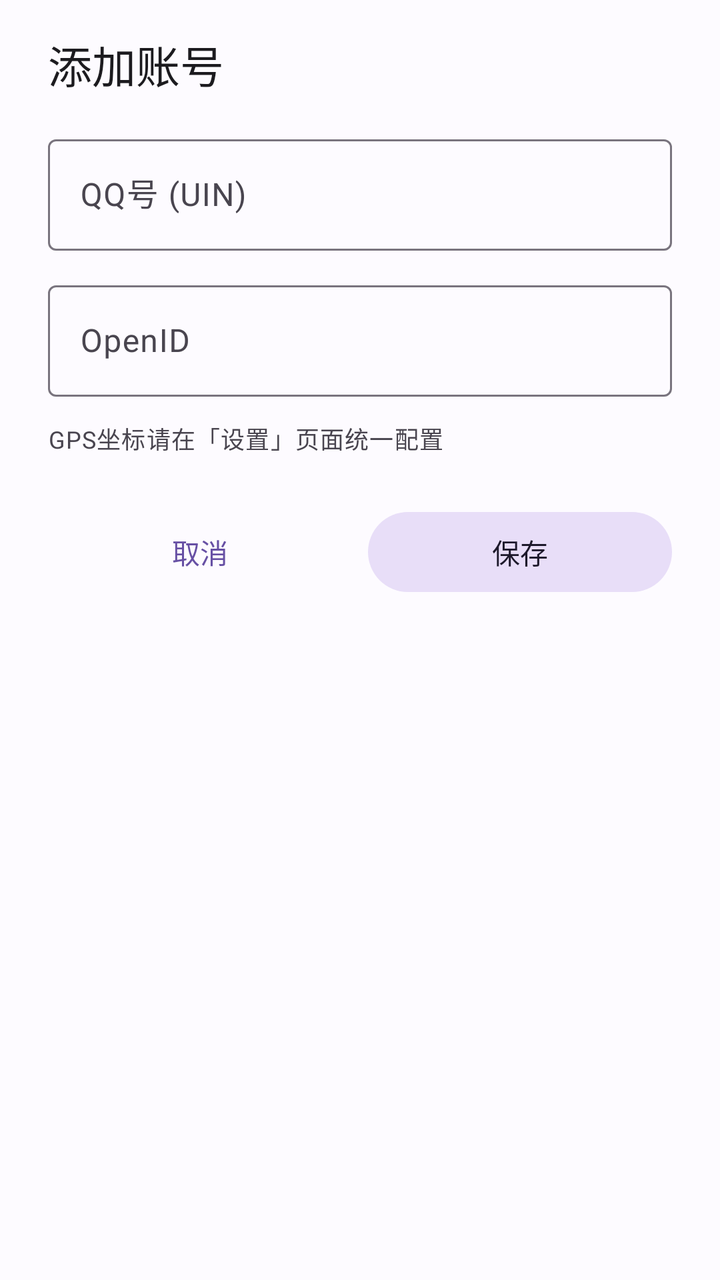
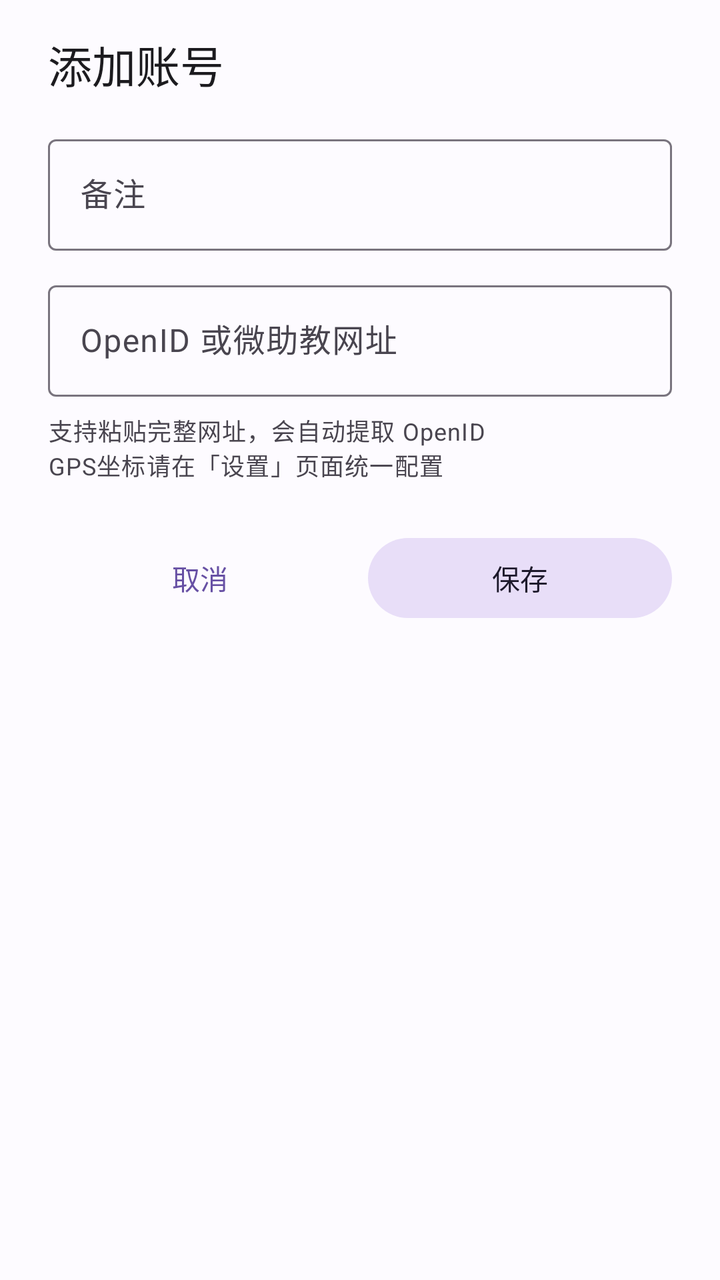

An Android layout rendered at two revisions. The XML below is the earlier revision; the diff shows what the commit changed to produce the second picture.
<!-- AndroidManifest.xml: application theme Theme.WzjSign -->
<!-- res/layout/dialog_account_edit.xml -->
<?xml version="1.0" encoding="utf-8"?>
<LinearLayout
    xmlns:android="http://schemas.android.com/apk/res/android"
    xmlns:app="http://schemas.android.com/apk/res-auto"
    android:layout_width="match_parent"
    android:layout_height="wrap_content"
    android:orientation="vertical"
    android:paddingHorizontal="24dp"
    android:paddingTop="16dp"
    android:paddingBottom="24dp">

    <TextView
        android:id="@+id/tvDialogTitle"
        android:layout_width="wrap_content"
        android:layout_height="wrap_content"
        android:layout_marginBottom="16dp"
        android:text="添加账号"
        android:textAppearance="?attr/textAppearanceTitleLarge"
        android:textColor="?attr/colorOnSurface" />

    <com.google.android.material.textfield.TextInputLayout
        style="@style/Widget.Material3.TextInputLayout.OutlinedBox"
        android:layout_width="match_parent"
        android:layout_height="wrap_content"
        android:hint="QQ号 (UIN)">

        <com.google.android.material.textfield.TextInputEditText
            android:id="@+id/etUin"
            android:layout_width="match_parent"
            android:layout_height="wrap_content"
            android:inputType="number"
            android:maxLength="15"
            android:singleLine="true" />

    </com.google.android.material.textfield.TextInputLayout>

    <com.google.android.material.textfield.TextInputLayout
        style="@style/Widget.Material3.TextInputLayout.OutlinedBox"
        android:layout_width="match_parent"
        android:layout_height="wrap_content"
        android:layout_marginTop="12dp"
        android:hint="OpenID">

        <com.google.android.material.textfield.TextInputEditText
            android:id="@+id/etOpenid"
            android:layout_width="match_parent"
            android:layout_height="wrap_content"
            android:inputType="text"
            android:maxLength="50"
            android:singleLine="true" />

    </com.google.android.material.textfield.TextInputLayout>

    <TextView
        android:layout_width="match_parent"
        android:layout_height="wrap_content"
        android:layout_marginTop="12dp"
        android:text="GPS坐标请在「设置」页面统一配置"
        android:textAppearance="?attr/textAppearanceBodySmall"
        android:textColor="?attr/colorOnSurfaceVariant" />

    <LinearLayout
        android:layout_width="match_parent"
        android:layout_height="wrap_content"
        android:layout_marginTop="24dp"
        android:gravity="end"
        android:orientation="horizontal">

        <com.google.android.material.button.MaterialButton
            android:id="@+id/btnCancel"
            style="@style/Widget.Material3.Button.TextButton"
            android:layout_width="0dp"
            android:layout_height="wrap_content"
            android:layout_weight="1"
            android:text="取消" />

        <Space
            android:layout_width="8dp"
            android:layout_height="0dp" />

        <com.google.android.material.button.MaterialButton
            android:id="@+id/btnSave"
            style="@style/Widget.Material3.Button.TonalButton"
            android:layout_width="0dp"
            android:layout_height="wrap_content"
            android:layout_weight="1"
            android:text="保存" />

    </LinearLayout>

</LinearLayout>
<!-- resources referenced by this layout -->
<resources>
  <style name="Theme.WzjSign" parent="Theme.Material3.Light.NoActionBar">
          
          <item name="colorPrimary">@color/md_theme_primary</item>
          <item name="colorOnPrimary">@color/md_theme_onPrimary</item>
          <item name="colorPrimaryContainer">@color/md_theme_primaryContainer</item>
          <item name="colorOnPrimaryContainer">@color/md_theme_onPrimaryContainer</item>
  
          
          <item name="colorSecondary">@color/md_theme_secondary</item>
          <item name="colorOnSecondary">@color/md_theme_onSecondary</item>
          <item name="colorSecondaryContainer">@color/md_theme_secondaryContainer</item>
          <item name="colorOnSecondaryContainer">@color/md_theme_onSecondaryContainer</item>
  
          
          <item name="colorTertiary">@color/md_theme_tertiary</item>
          <item name="colorOnTertiary">@color/md_theme_onTertiary</item>
          <item name="colorTertiaryContainer">@color/md_theme_tertiaryContainer</item>
          <item name="colorOnTertiaryContainer">@color/md_theme_onTertiaryContainer</item>
  
          
          <item name="colorError">@color/md_theme_error</item>
          <item name="colorOnError">@color/md_theme_onError</item>
          <item name="colorErrorContainer">@color/md_theme_errorContainer</item>
          <item name="colorOnErrorContainer">@color/md_theme_onErrorContainer</item>
  
          
          <item name="android:colorBackground">@color/md_theme_background</item>
          <item name="colorOnBackground">@color/md_theme_onBackground</item>
          <item name="colorSurface">@color/md_theme_surface</item>
          <item name="colorOnSurface">@color/md_theme_onSurface</item>
          <item name="colorSurfaceVariant">@color/md_theme_surfaceVariant</item>
          <item name="colorOnSurfaceVariant">@color/md_theme_onSurfaceVariant</item>
  
          
          <item name="colorOutline">@color/md_theme_outline</item>
          <item name="colorOutlineVariant">@color/md_theme_outlineVariant</item>
  
          
          <item name="android:statusBarColor">@color/md_theme_surface</item>
          <item name="android:navigationBarColor">@color/md_theme_surface</item>
      </style>
  <color name="md_theme_primary">#FF6750A4</color>
  <color name="md_theme_onPrimary">#FFFFFFFF</color>
  <color name="md_theme_primaryContainer">#FFEADDFF</color>
  <color name="md_theme_onPrimaryContainer">#FF21005D</color>
  <color name="md_theme_secondary">#FF625B71</color>
  <color name="md_theme_onSecondary">#FFFFFFFF</color>
  <color name="md_theme_secondaryContainer">#FFE8DEF8</color>
  <color name="md_theme_onSecondaryContainer">#FF1D192B</color>
  <color name="md_theme_tertiary">#FF7D5260</color>
  <color name="md_theme_onTertiary">#FFFFFFFF</color>
  <color name="md_theme_tertiaryContainer">#FFFFD8E4</color>
  <color name="md_theme_onTertiaryContainer">#FF31111D</color>
  <color name="md_theme_error">#FFB3261E</color>
  <color name="md_theme_onError">#FFFFFFFF</color>
  <color name="md_theme_errorContainer">#FFF9DEDC</color>
  <color name="md_theme_onErrorContainer">#FF410E0B</color>
  <color name="md_theme_background">#FFFDFBFF</color>
  <color name="md_theme_onBackground">#FF1C1B1F</color>
  <color name="md_theme_surface">#FFFDFBFF</color>
  <color name="md_theme_onSurface">#FF1C1B1F</color>
  <color name="md_theme_surfaceVariant">#FFE7E0EC</color>
  <color name="md_theme_onSurfaceVariant">#FF49454F</color>
  <color name="md_theme_outline">#FF79747E</color>
  <color name="md_theme_outlineVariant">#FFCAC4D0</color>
</resources>

<!-- the commit's change to res/layout/dialog_account_edit.xml (unified diff, before → after) -->
@@ -22,14 +22,14 @@
         style="@style/Widget.Material3.TextInputLayout.OutlinedBox"
         android:layout_width="match_parent"
         android:layout_height="wrap_content"
-        android:hint="QQ号 (UIN)">
+        android:hint="备注">
 
         <com.google.android.material.textfield.TextInputEditText
             android:id="@+id/etUin"
             android:layout_width="match_parent"
             android:layout_height="wrap_content"
-            android:inputType="number"
-            android:maxLength="15"
+            android:inputType="text"
+            android:maxLength="30"
             android:singleLine="true" />
 
     </com.google.android.material.textfield.TextInputLayout>
@@ -39,14 +39,14 @@
         android:layout_width="match_parent"
         android:layout_height="wrap_content"
         android:layout_marginTop="12dp"
-        android:hint="OpenID">
+        android:hint="OpenID 或微助教网址">
 
         <com.google.android.material.textfield.TextInputEditText
             android:id="@+id/etOpenid"
             android:layout_width="match_parent"
             android:layout_height="wrap_content"
-            android:inputType="text"
-            android:maxLength="50"
+            android:inputType="textUri"
+            android:maxLength="300"
             android:singleLine="true" />
 
     </com.google.android.material.textfield.TextInputLayout>
@@ -54,8 +54,8 @@
     <TextView
         android:layout_width="match_parent"
         android:layout_height="wrap_content"
-        android:layout_marginTop="12dp"
-        android:text="GPS坐标请在「设置」页面统一配置"
+        android:layout_marginTop="8dp"
+        android:text="支持粘贴完整网址，会自动提取 OpenID\nGPS坐标请在「设置」页面统一配置"
         android:textAppearance="?attr/textAppearanceBodySmall"
         android:textColor="?attr/colorOnSurfaceVariant" />
 
